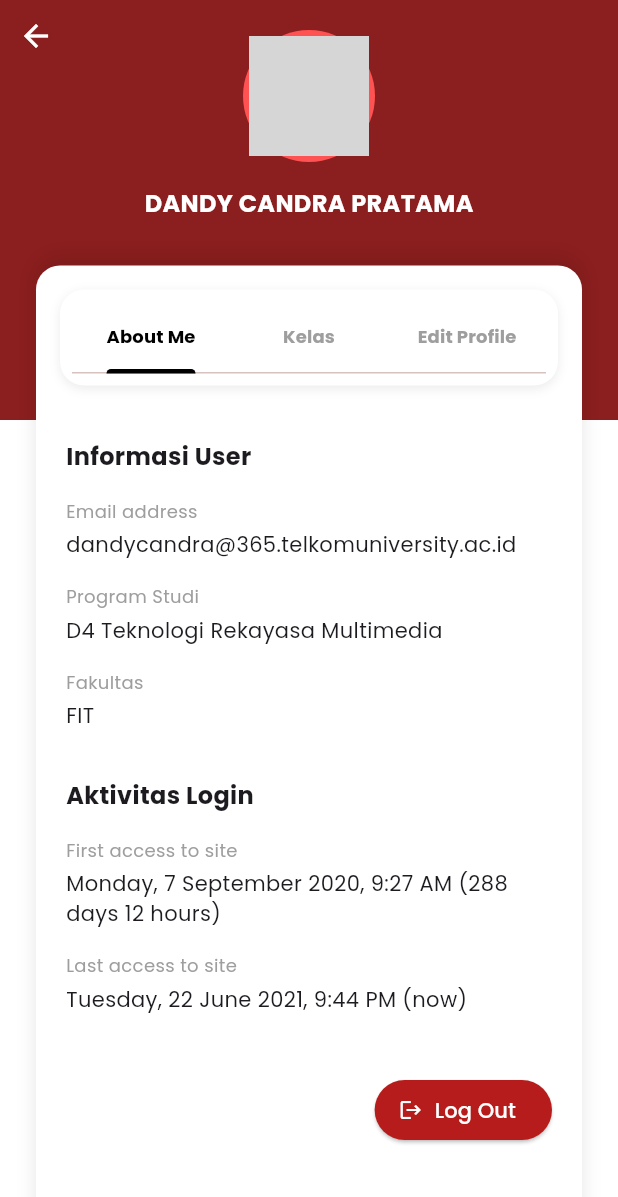
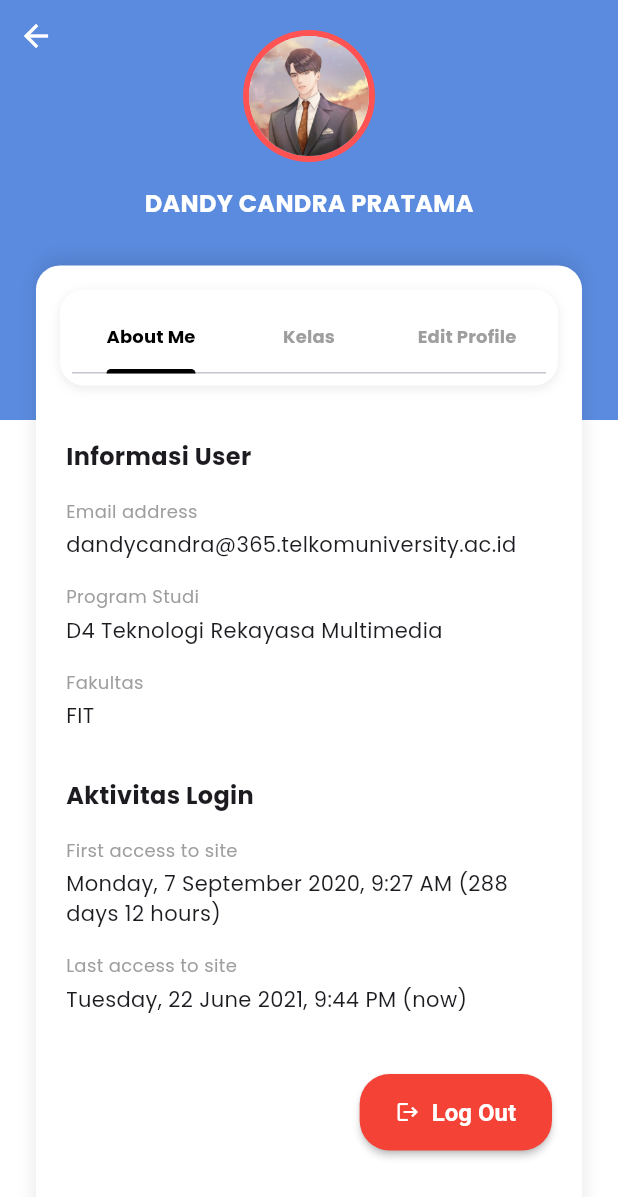
Before and after one commit to iqbalurrofiq/Lentera2, a Flutter app: the screen it shows after launch, after a tap on "Log In", after a tap on "Halo,", on a phone screen of 412 x 824 dp. Shown: the top 1197 px of the screen. Run offline on Flutter 3.47's test engine with Material 3 defaults, Android fonts, the phone set to English and light mode, and no system bars; our stand-ins replace google_fonts; grey boxes are pictures that could not be loaded.

Commit message:
mengubah warna dan menambah foto profile

```diff
--- a/lentera/lib/main.dart
+++ b/lentera/lib/main.dart
@@ -24,11 +24,72 @@ class LenteraApp extends StatelessWidget {
         ),
         useMaterial3: true,
         textTheme: GoogleFonts.poppinsTextTheme(),
+
+        // App Bar Theme
         appBarTheme: const AppBarTheme(
           backgroundColor: AppColors.primary,
           foregroundColor: Colors.white,
           centerTitle: true,
+          elevation: 0,
+          scrolledUnderElevation: 0,
         ),
+
+        // Input Decoration Theme (TextFields)
+        inputDecorationTheme: InputDecorationTheme(
+          filled: true,
+          fillColor: Colors.grey[100],
+          border: OutlineInputBorder(
+            borderRadius: BorderRadius.circular(12),
+            borderSide: BorderSide.none,
+          ),
+          enabledBorder: OutlineInputBorder(
+            borderRadius: BorderRadius.circular(12),
+            borderSide: BorderSide.none,
+          ),
+          focusedBorder: OutlineInputBorder(
+            borderRadius: BorderRadius.circular(12),
+            borderSide: const BorderSide(color: AppColors.primary, width: 1.5),
+          ),
+          contentPadding: const EdgeInsets.symmetric(horizontal: 16, vertical: 16),
+        ),
+
+        // Elevated Button Theme
+        elevatedButtonTheme: ElevatedButtonThemeData(
+          style: ElevatedButton.styleFrom(
+            backgroundColor: AppColors.primary,
+            foregroundColor: Colors.white,
+            elevation: 2,
+            shape: RoundedRectangleBorder(
+              borderRadius: BorderRadius.circular(12),
+            ),
+            padding: const EdgeInsets.symmetric(vertical: 16, horizontal: 24),
+            textStyle: const TextStyle(fontWeight: FontWeight.w600, fontSize: 16),
+          ),
+        ),
+
+        // Outlined Button Theme
+        outlinedButtonTheme: OutlinedButtonThemeData(
+          style: OutlinedButton.styleFrom(
+            foregroundColor: AppColors.primary,
+            side: const BorderSide(color: AppColors.primary),
+             shape: RoundedRectangleBorder(
+              borderRadius: BorderRadius.circular(12),
+            ),
+             padding: const EdgeInsets.symmetric(vertical: 16, horizontal: 24),
+             textStyle: const TextStyle(fontWeight: FontWeight.w600, fontSize: 16),
+          ),
+        ),
+
+        // Card Theme
+        cardTheme: CardThemeData(
+          elevation: 2,
+          shape: RoundedRectangleBorder(
+            borderRadius: BorderRadius.circular(16),
+          ),
+          color: Colors.white,
+          margin: EdgeInsets.zero,
+        ),
+
         bottomNavigationBarTheme: const BottomNavigationBarThemeData(
           backgroundColor: AppColors.primary,
           selectedItemColor: Colors.white,
--- a/lentera/lib/pages/home_page.dart
+++ b/lentera/lib/pages/home_page.dart
@@ -131,8 +131,19 @@ class _HomePageState extends State<HomePage> {
               width: double.infinity,
               padding: const EdgeInsets.all(16),
               decoration: BoxDecoration(
-                color: AppColors.primary,
-                borderRadius: BorderRadius.circular(12),
+                gradient: LinearGradient(
+                  begin: Alignment.topLeft,
+                  end: Alignment.bottomRight,
+                  colors: [AppColors.primary, AppColors.primary.withValues(alpha: 0.8)],
+                ),
+                borderRadius: BorderRadius.circular(16),
+                boxShadow: [
+                  BoxShadow(
+                    color: AppColors.primary.withValues(alpha: 0.3),
+                    blurRadius: 10,
+                    offset: const Offset(0, 4),
+                  ),
+                ],
               ),
               child: Column(
                 crossAxisAlignment: CrossAxisAlignment.start,
@@ -191,16 +202,23 @@ class _HomePageState extends State<HomePage> {
               width: double.infinity,
               decoration: BoxDecoration(
                 color: Colors.blue[50],
-                borderRadius: BorderRadius.circular(12),
+                borderRadius: BorderRadius.circular(16),
                 border: Border.all(color: Colors.blue[100]!),
+                boxShadow: [
+                  BoxShadow(
+                    color: Colors.blue.withValues(alpha: 0.1),
+                    blurRadius: 8,
+                    offset: const Offset(0, 2),
+                  ),
+                ],
               ),
               child: const Center(
                 child: Column(
                   mainAxisAlignment: MainAxisAlignment.center,
                   children: [
-                    Icon(Icons.campaign, size: 40, color: Colors.blue),
+                    Icon(Icons.campaign_outlined, size: 48, color: Colors.blue),
                     SizedBox(height: 8),
-                    Text('Info Maintenance Server'),
+                    Text('Info Maintenance Server', style: TextStyle(fontWeight: FontWeight.w600, color: Colors.blue)),
                   ],
                 ),
               ),
--- a/lentera/lib/pages/profile_page.dart
+++ b/lentera/lib/pages/profile_page.dart
@@ -71,7 +71,7 @@ class _ProfilePageState extends State<ProfilePage> with SingleTickerProviderStat
                          ),
                          child: const CircleAvatar(
                            radius: 40,
-                           backgroundImage: NetworkImage('https://i.pravatar.cc/150?img=11'), // Dummy image
+                           backgroundImage: AssetImage('assets/images/profile.png'),
                          ),
                        ),
                        const SizedBox(height: 16),
@@ -100,7 +100,7 @@ class _ProfilePageState extends State<ProfilePage> with SingleTickerProviderStat
                        ),
                        boxShadow: [
                          BoxShadow(
-                           color: Colors.black.withOpacity(0.1),
+                            color: Colors.black.withValues(alpha: 0.1),
                            blurRadius: 10,
                            offset: const Offset(0, -5),
                          ),
@@ -116,7 +116,7 @@ class _ProfilePageState extends State<ProfilePage> with SingleTickerProviderStat
                              borderRadius: BorderRadius.circular(16),
                              boxShadow: [
                                BoxShadow(
-                                 color: Colors.grey.withOpacity(0.2),
+                                 color: Colors.grey.withValues(alpha: 0.2),
                                  blurRadius: 5,
                                  offset: const Offset(0, 2),
                                ),
@@ -200,7 +200,7 @@ class _ProfilePageState extends State<ProfilePage> with SingleTickerProviderStat
                icon: const Icon(Icons.logout, size: 16),
               label: const Text('Log Out'),
               style: ElevatedButton.styleFrom(
-                backgroundColor: const Color(0xFFB71C1C),
+                backgroundColor: Colors.red,
                 foregroundColor: Colors.white,
                 shape: RoundedRectangleBorder(
                   borderRadius: BorderRadius.circular(20),
@@ -324,8 +324,8 @@ class _ProfilePageState extends State<ProfilePage> with SingleTickerProviderStat
                icon: const Icon(Icons.logout, size: 16),
               label: const Text('Log Out'),
               style: OutlinedButton.styleFrom(
-                foregroundColor: const Color(0xFFB71C1C),
-                side: const BorderSide(color: Color(0xFFB71C1C)),
+                foregroundColor: Colors.red,
+                side: const BorderSide(color: Colors.red),
               ),
             ),
           ),
--- a/lentera/lib/theme/colors.dart
+++ b/lentera/lib/theme/colors.dart
@@ -1,7 +1,7 @@
 import 'package:flutter/material.dart';
 
 class AppColors {
-  static const Color primary = Color(0xFF8B1E1E); // Maroon
+  static const Color primary = Color(0xFF5B8BDF); // Soft Blue
   static const Color secondary = Colors.white; // White
   static const Color background = Color(0xFFF5F5F5);
   static const Color textPrimary = Color(0xFF212121);
--- a/lentera/lib/widgets/course_card.dart
+++ b/lentera/lib/widgets/course_card.dart
@@ -1,5 +1,6 @@
 import 'package:flutter/material.dart';
 import '../models/course_model.dart';
+import '../theme/colors.dart';
 
 class CourseCard extends StatelessWidget {
   final Course course;
@@ -65,7 +66,7 @@ class CourseCard extends StatelessWidget {
                 LinearProgressIndicator(
                   value: course.progress,
                   backgroundColor: Colors.grey[300],
-                  valueColor: const AlwaysStoppedAnimation<Color>(Color(0xFFB71C1C)), // Dark Red
+                  valueColor: const AlwaysStoppedAnimation<Color>(AppColors.primary),
                   minHeight: 8,
                   borderRadius: BorderRadius.circular(4),
                 ),
@@ -139,7 +140,7 @@ class CourseCard extends StatelessWidget {
                 left: 0,
                 right: 0,
                 child: Container(
-                  color: Colors.white.withOpacity(0.9),
+                  color: Colors.white.withValues(alpha: 0.9),
                   padding: const EdgeInsets.symmetric(vertical: 4),
                   child: const Text(
                     'PENDIDIKAN\nKEWARGANEGARAAN',
@@ -201,7 +202,7 @@ class CourseCard extends StatelessWidget {
               end: Alignment.bottomRight,
               colors: [
                 course.color,
-                course.color.withOpacity(0.7),
+                course.color.withValues(alpha: 0.7),
               ],
             ),
           ),
--- a/lentera/pubspec.yaml
+++ b/lentera/pubspec.yaml
@@ -60,9 +60,8 @@ flutter:
   uses-material-design: true
 
   # To add assets to your application, add an assets section, like this:
-  # assets:
-  #   - images/a_dot_burr.jpeg
-  #   - images/a_dot_ham.jpeg
+  assets:
+    - assets/images/profile.png
 
   # An image asset can refer to one or more resolution-specific "variants", see
   # https://flutter.dev/to/resolution-aware-images
```
Also changed, not shown: lentera/assets/images/profile.png (added).
